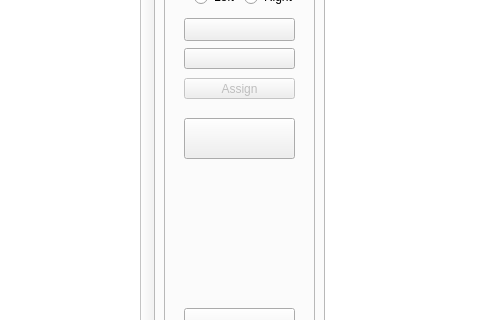
Before: the Qt Designer form resources/uis/main031.ui in witheria/StreamHelper.py, drawn with Qt 5; both pictures show x 157 to 637 and y 136 to 456 of the 800 by 600 pixel window.
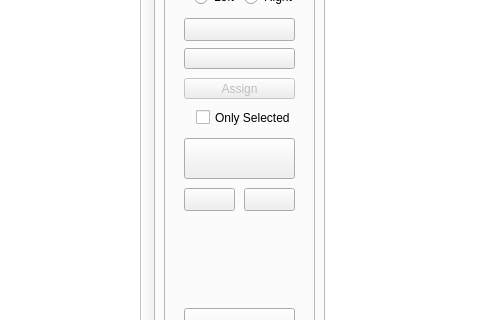
After: the same form once the commit is applied. The open tabs and pages were chosen to show the change. Icons and pictures are not drawn.

Commit message: StreamHelper 3.1a - VC, Selected Items EA, Bugfixes

```diff
--- a/resources/uis/main031.ui
+++ b/resources/uis/main031.ui
@@ -378,7 +378,7 @@
            <property name="geometry">
             <rect>
              <x>20</x>
-             <y>190</y>
+             <y>210</y>
              <width>111</width>
              <height>41</height>
             </rect>
@@ -406,6 +406,45 @@
             <string>Return</string>
            </property>
           </widget>
+          <widget class="QPushButton" name="toLeft">
+           <property name="geometry">
+            <rect>
+             <x>20</x>
+             <y>260</y>
+             <width>51</width>
+             <height>23</height>
+            </rect>
+           </property>
+           <property name="text">
+            <string/>
+           </property>
+          </widget>
+          <widget class="QPushButton" name="toRight">
+           <property name="geometry">
+            <rect>
+             <x>80</x>
+             <y>260</y>
+             <width>51</width>
+             <height>23</height>
+            </rect>
+           </property>
+           <property name="text">
+            <string/>
+           </property>
+          </widget>
+          <widget class="QCheckBox" name="onlySelectedActivated">
+           <property name="geometry">
+            <rect>
+             <x>32</x>
+             <y>181</y>
+             <width>101</width>
+             <height>17</height>
+            </rect>
+           </property>
+           <property name="text">
+            <string>Only Selected</string>
+           </property>
+          </widget>
          </widget>
          <zorder>listWidget</zorder>
          <zorder>line_5</zorder>
```
Left out of the diff: 11 changed lines with no effect on the pictures. The commit also changes 8 other files.
